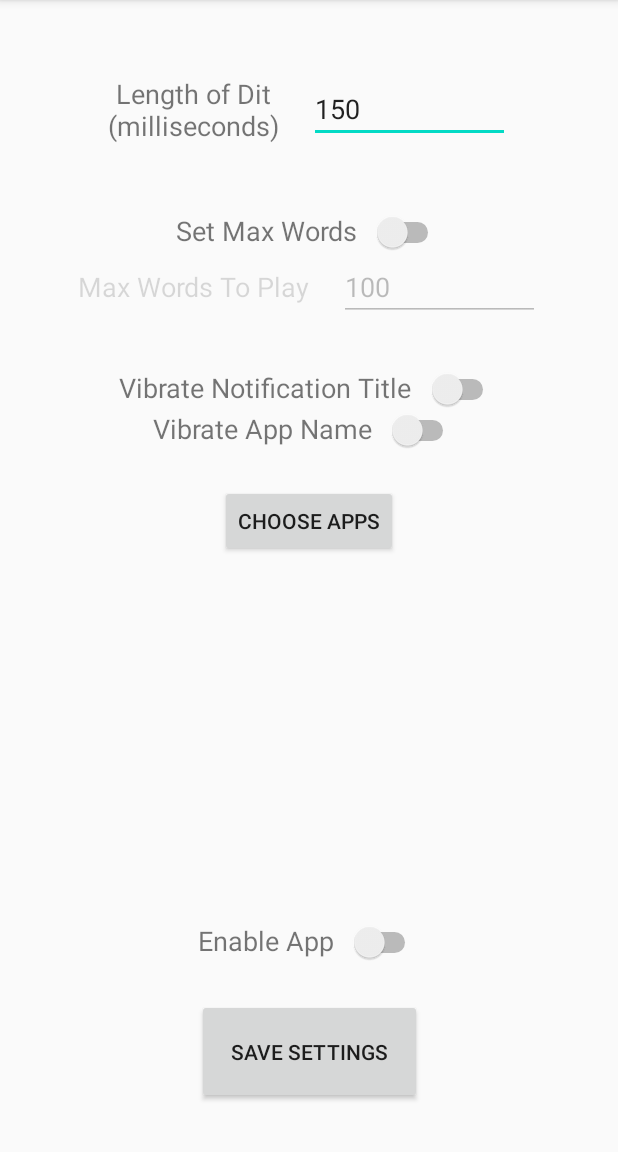
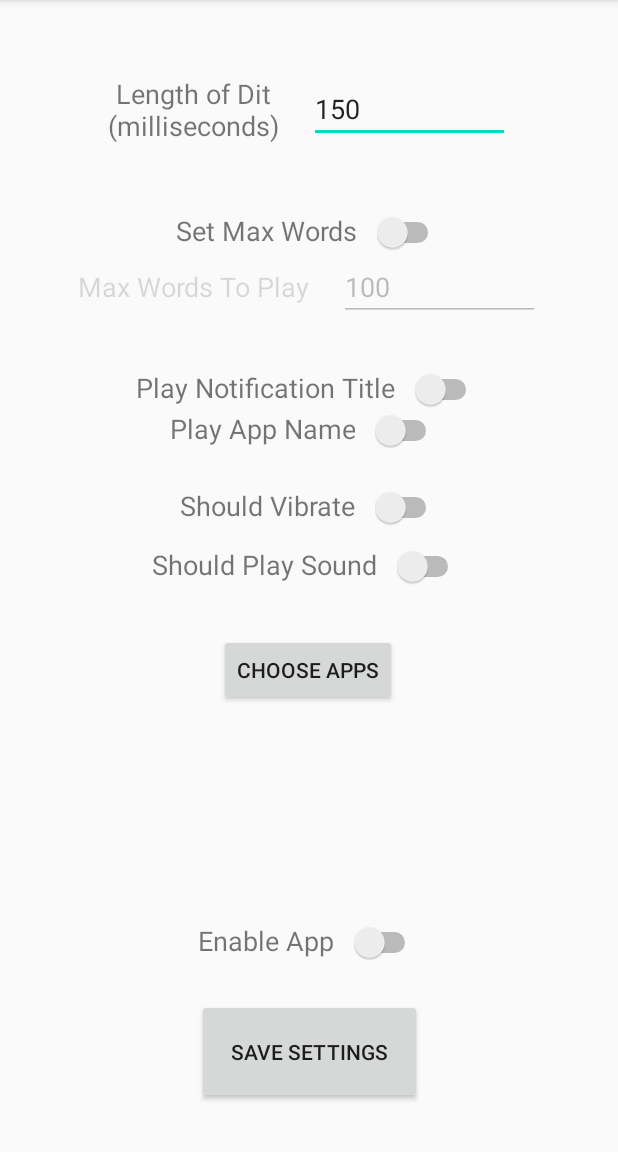
Before and after one commit to Zombant/MorseNotifications, an Android app: the screen it shows after launch (MainActivity), on a phone screen of 412 x 824 dp, the part 84-1236 px from its top. Run offline under Robolectric (Android 15) with nearby library versions, the phone set to English and light mode, and no system bars; 1 statement that could not run was skipped.

Commit message:
Now able to play a beep as well as vibrate

```diff
--- a/app/src/main/java/com/apicci/morsevibrate/MainActivity.kt
+++ b/app/src/main/java/com/apicci/morsevibrate/MainActivity.kt
@@ -1,8 +1,11 @@
 package com.apicci.morsevibrate
 
+import android.content.Context
 import android.content.Intent
 import android.content.pm.ApplicationInfo
 import android.content.pm.PackageManager
+import android.media.AudioManager
+import android.media.ToneGenerator
 import androidx.appcompat.app.AppCompatActivity
 import android.os.Bundle
 import android.provider.Settings
@@ -48,9 +51,7 @@ class MainActivity : AppCompatActivity() {
         if(!getNotificationsEnabled()){
             val alert = enableNotificationAccessAlert()
             alert.show()
-            Log.d("-----------------", "SHOWALERT")
         }
-        Log.d("-----------------", "RESUMED")
     }
 
     override fun onCreate(savedInstanceState: Bundle?) {
@@ -61,6 +62,8 @@ class MainActivity : AppCompatActivity() {
         maxWordsEditText.setText(getSharedPreferences("morseNotify", 0).getInt("maxWords", 100).toString())
         if(getSharedPreferences("morseNotify", 0).getInt("maxWords", 100) == -1) maxWordsEditText.setText("")
         enabledSwitch.isChecked = getSharedPreferences("morseNotify", 0).getBoolean("enabled", false)
+        shouldVibrateSwitch.isChecked = getSharedPreferences("morseNotify", 0).getBoolean("shouldVibrate", false)
+        shouldSoundSwitch.isChecked = getSharedPreferences("morseNotify", 0).getBoolean("shouldSound", false)
         vibrateTitleSwitch.isChecked = getSharedPreferences("morseNotify", 0).getBoolean("vibrateTitle", false)
         vibrateAppNameSwitch.isChecked = getSharedPreferences("morseNotify", 0).getBoolean("vibrateAppName", false)
         maxWordsSwitch.isChecked = getSharedPreferences("morseNotify", 0).getBoolean("maxWordsChecked", false)
@@ -77,7 +80,6 @@ class MainActivity : AppCompatActivity() {
 
         //When the save button is pressed
         saveSpeedButton.setOnClickListener {
-
             //Alert the user to enable Notification Access if it is not already, otherwise continue as normal
             if(!getNotificationsEnabled()){
                 //Show alert dialog that directs user to settings
@@ -91,7 +93,6 @@ class MainActivity : AppCompatActivity() {
 
         //Select apps button
         chooseAppsButton.setOnClickListener {
-
             //Alert the user to enable Notification Access if it is not already, otherwise continue as normal
             if(!getNotificationsEnabled()){
                 //Show alert dialog that directs user to settings
@@ -166,7 +167,7 @@ class MainActivity : AppCompatActivity() {
             Toast.makeText(applicationContext, "Invalid Value: Please enter a value $MIN_NUMOFWORDS-$MAX_NUMOFWORDS", Toast.LENGTH_LONG).show()
 
         } else {
-            //Save speed in SharedPreferences
+            //Save in SharedPreferences
             editor.putBoolean("enabled", enabledSwitch.isChecked)
             editor.putInt("speed", speedEditText.text.toString().toInt())
             editor.putBoolean("maxWordsChecked", maxWordsSwitch.isChecked)
@@ -180,11 +181,14 @@ class MainActivity : AppCompatActivity() {
             editor.putBoolean("vibrateTitle", vibrateTitleSwitch.isChecked)
             editor.putBoolean("vibrateAppName", vibrateAppNameSwitch.isChecked)
 
+            editor.putBoolean("shouldVibrate", shouldVibrateSwitch.isChecked)
+            editor.putBoolean("shouldSound", shouldSoundSwitch.isChecked)
+
             editor.apply()
 
             //Toast
             Toast.makeText(applicationContext, "Settings Saved.", Toast.LENGTH_LONG).show()
-        }
+       }
     }
 
     private fun openAppSelectActivity(){
--- a/app/src/main/res/layout/activity_main.xml
+++ b/app/src/main/res/layout/activity_main.xml
@@ -150,7 +150,7 @@
             android:layout_height="wrap_content"
             android:layout_marginRight="10dp"
             android:layout_weight="1"
-            android:text="Vibrate Notification Title"
+            android:text="Play Notification Title"
             android:textAlignment="center"
             android:textSize="18sp" />
 
@@ -162,6 +162,7 @@
     </LinearLayout>
 
     <LinearLayout
+        android:id="@+id/linearLayout6"
         android:layout_width="wrap_content"
         android:layout_height="wrap_content"
         android:orientation="horizontal"
@@ -176,7 +177,7 @@
             android:layout_height="wrap_content"
             android:layout_marginRight="10dp"
             android:layout_weight="1"
-            android:text="Vibrate App Name"
+            android:text="Play App Name"
             android:textAlignment="center"
             android:textSize="18sp" />
 
@@ -187,16 +188,73 @@
             android:layout_weight="1" />
     </LinearLayout>
 
+    <LinearLayout
+        android:id="@+id/linearLayout7"
+        android:layout_width="wrap_content"
+        android:layout_height="wrap_content"
+        android:layout_marginTop="24dp"
+        android:orientation="horizontal"
+        app:layout_constraintEnd_toEndOf="parent"
+        app:layout_constraintHorizontal_bias="0.504"
+        app:layout_constraintStart_toStartOf="parent"
+        app:layout_constraintTop_toBottomOf="@+id/linearLayout6">
+
+        <TextView
+            android:id="@+id/shouldVibrateTextView"
+            android:layout_width="wrap_content"
+            android:layout_height="wrap_content"
+            android:layout_marginRight="10dp"
+            android:layout_weight="1"
+            android:text="Should Vibrate"
+            android:textAlignment="center"
+            android:textSize="18sp" />
+
+        <Switch
+            android:id="@+id/shouldVibrateSwitch"
+            android:layout_width="wrap_content"
+            android:layout_height="wrap_content"
+            android:layout_weight="1"
+            android:checked="false" />
+    </LinearLayout>
+
+    <LinearLayout
+        android:id="@+id/linearLayout8"
+        android:layout_width="wrap_content"
+        android:layout_height="wrap_content"
+        android:layout_marginTop="12dp"
+        android:orientation="horizontal"
+        app:layout_constraintEnd_toEndOf="parent"
+        app:layout_constraintHorizontal_bias="0.497"
+        app:layout_constraintStart_toStartOf="parent"
+        app:layout_constraintTop_toBottomOf="@+id/linearLayout7">
+
+        <TextView
+            android:id="@+id/shouldSoundTextView"
+            android:layout_width="wrap_content"
+            android:layout_height="wrap_content"
+            android:layout_marginRight="10dp"
+            android:layout_weight="1"
+            android:text="Should Play Sound"
+            android:textAlignment="center"
+            android:textSize="18sp" />
+
+        <Switch
+            android:id="@+id/shouldSoundSwitch"
+            android:layout_width="wrap_content"
+            android:layout_height="wrap_content"
+            android:layout_weight="1"
+            android:checked="false" />
+    </LinearLayout>
+
     <Button
         android:id="@+id/chooseAppsButton"
         android:layout_width="wrap_content"
         android:layout_height="wrap_content"
+        android:layout_marginTop="31dp"
         android:text="Choose Apps"
+        app:layout_constraintHorizontal_bias="0.498"
         app:layout_constraintLeft_toLeftOf="parent"
         app:layout_constraintRight_toRightOf="parent"
-        app:layout_constraintTop_toBottomOf="@id/linearLayout5"
-        android:layout_marginTop="50dp"
-        tools:layout_editor_absoluteX="161dp"
-        tools:layout_editor_absoluteY="381dp" />
+        app:layout_constraintTop_toBottomOf="@+id/linearLayout8" />
 
 </androidx.constraintlayout.widget.ConstraintLayout>
```
Also changed, not shown: app/src/main/java/com/apicci/morsevibrate/MainService.kt (+45 -16 lines).
